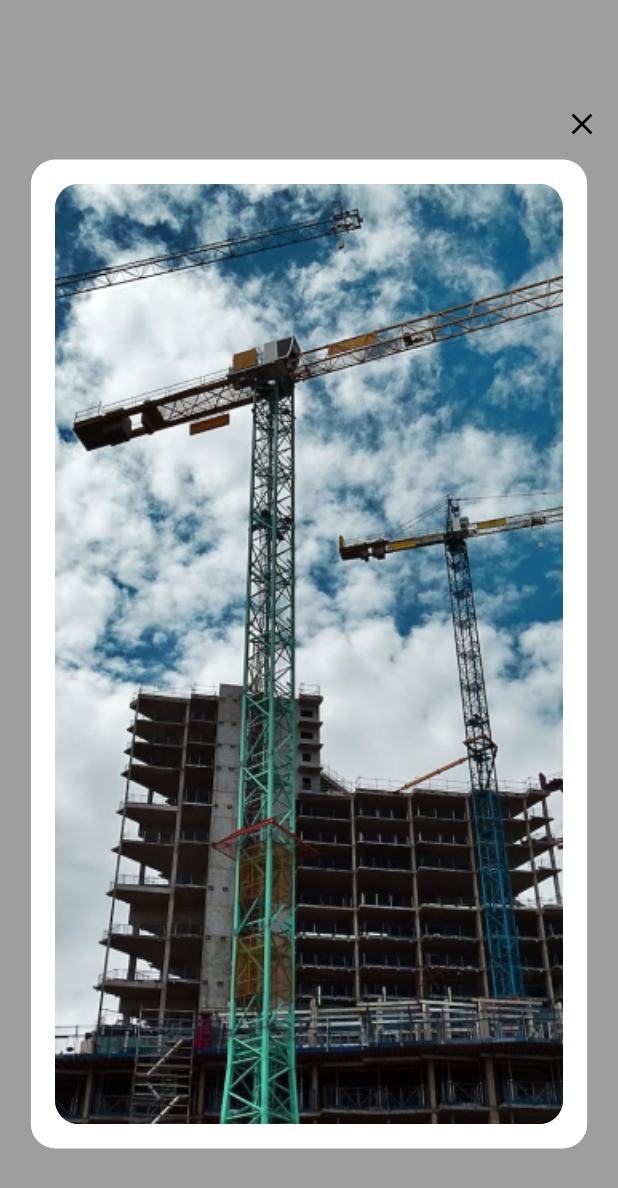
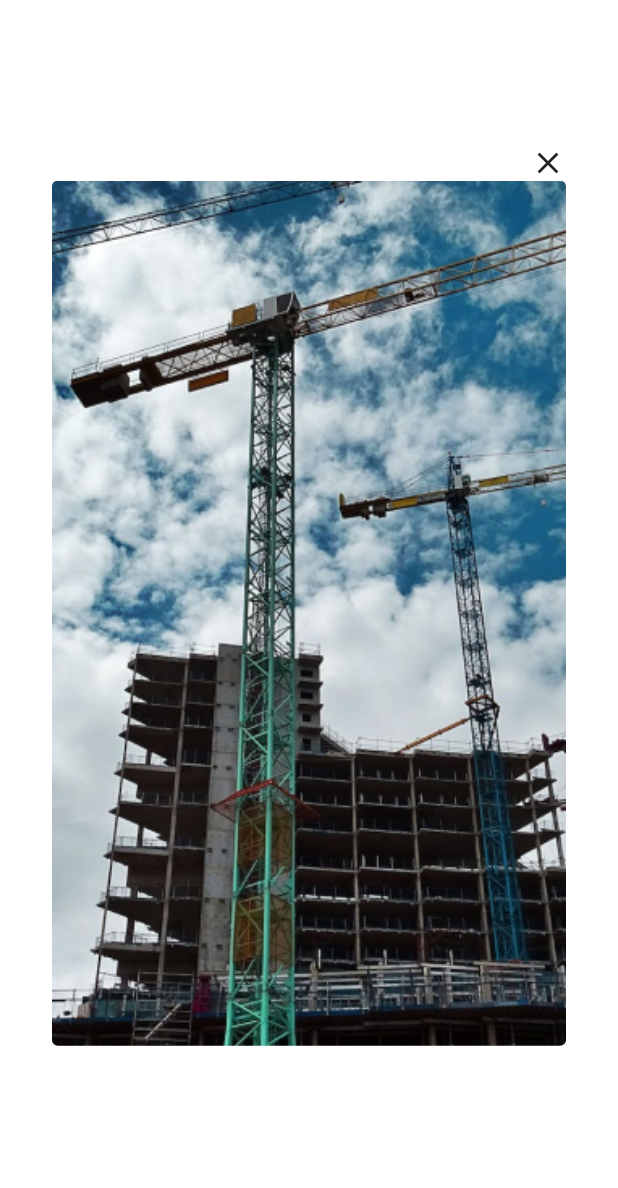
Before and after one commit to jamydevelop/Wilcon-Phase-2, a Flutter app: the ChecklistItemModalWidget screen opened directly, on a phone screen of 412 x 824 dp. Shown: the top 1188 px of the screen. Run offline on Flutter 3.47's test engine with Material 3 defaults, Android fonts, the phone set to English and light mode, and no system bars.

Commit message:
update image modal

```diff
--- a/wilcon_phase2/lib/module/checklist/checklist_item/widget/checklist_item_modal_widget.dart
+++ b/wilcon_phase2/lib/module/checklist/checklist_item/widget/checklist_item_modal_widget.dart
@@ -13,49 +13,40 @@ class _ChecklistItemModalWidgetState extends State<ChecklistItemModalWidget> {
   Widget build(BuildContext context) {
     return SafeArea(
       child: Scaffold(
-        backgroundColor: Colors.grey,
+        backgroundColor: Colors.transparent,
         body: Center(
           child: Column(
+            mainAxisAlignment: MainAxisAlignment.center,
             crossAxisAlignment: CrossAxisAlignment.center,
-            mainAxisAlignment: MainAxisAlignment.center,
             children: [
-              Align(
-                alignment: Alignment.topRight,
-                child: IconButton(
-                  icon: const Icon(Icons.close_outlined, color: Colors.black),
-                  onPressed: () {
-                    Navigator.of(context).pop();
-                  },
-                ),
-              ),
+              // Container(
+              //   decoration: const BoxDecoration(color: Colors.white),
+              //   child: Align(
+              //     alignment: Alignment.topRight,
+              //     child: _iconClose(),
+              //   ),
+              // ),
               Container(
                 width: MediaQuery.of(context).size.width * 0.9,
                 height: MediaQuery.of(context).size.height * 0.8,
                 decoration: BoxDecoration(
                   color: Colors.white,
-                  borderRadius: BorderRadius.circular(16.0),
+                  borderRadius: BorderRadius.circular(4.0),
                 ),
-                padding: const EdgeInsets.all(16.0),
-                child: ClipRRect(
-                  borderRadius: BorderRadius.circular(16.0),
-                  child: Stack(
-                    children: [
-                      Image.asset(
-                        'assets/images/construction.jpg',
-                        fit: BoxFit.cover,
-                        width: double.infinity,
-                        height: double.infinity,
+                padding: const EdgeInsets.all(14),
+                child: Column(
+                  children: <Widget>[
+                    Container(
+                      padding: const EdgeInsets.all(0),
+                      margin: const EdgeInsets.all(0),
+                      color: Colors.white,
+                      child: Row(
+                        mainAxisAlignment: MainAxisAlignment.end,
+                        children: [_iconClose()],
                       ),
-                      Positioned.fill(
-                        child: Container(
-                          decoration: BoxDecoration(
-                            color: Colors.white.withOpacity(0.0),
-                            borderRadius: BorderRadius.circular(16.0),
-                          ),
-                        ),
-                      ),
-                    ],
-                  ),
+                    ),
+                    _imageModalWidget(),
+                  ],
                 ),
               ),
             ],
@@ -64,4 +55,23 @@ class _ChecklistItemModalWidgetState extends State<ChecklistItemModalWidget> {
       ),
     );
   }
+
+  Widget _iconClose() {
+    return GestureDetector(
+      onTap: () {},
+      child: const Icon(Icons.close_outlined),
+    );
+  }
+
+  Widget _imageModalWidget() {
+    return ClipRRect(
+      borderRadius: BorderRadius.circular(4.0),
+      child: Image.asset(
+        'assets/images/construction.jpg',
+        fit: BoxFit.cover,
+        width: MediaQuery.of(context).size.width * 0.9,
+        height: MediaQuery.of(context).size.height * 0.7,
+      ),
+    );
+  }
 }
```
